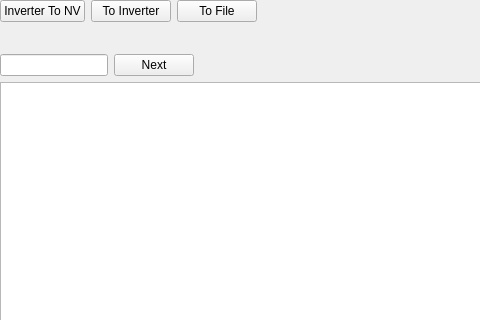
Qt form epyqlib/nvview.ui (epcpower/st) before a commit; both pictures show x 0 to 480 and y 0 to 320 of the 957 by 598 pixel window.
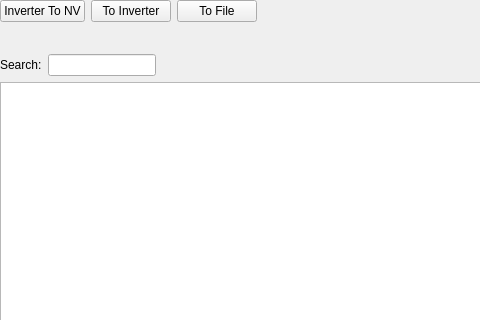
The same form after that commit.

Commit message:
Tweak search for parameter dialog
Ref T702

Patch:
```diff
--- a/epyqlib/nvview.ui
+++ b/epyqlib/nvview.ui
@@ -121,6 +121,13 @@
      </item>
      <item>
       <layout class="QHBoxLayout" name="horizontalLayout_3">
+       <item>
+        <widget class="QLabel" name="label_2">
+         <property name="text">
+          <string>Search:</string>
+         </property>
+        </widget>
+       </item>
        <item>
         <widget class="QLineEdit" name="search_text">
          <property name="sizePolicy">
@@ -131,13 +138,6 @@
          </property>
         </widget>
        </item>
-       <item>
-        <widget class="QPushButton" name="next">
-         <property name="text">
-          <string>Next</string>
-         </property>
-        </widget>
-       </item>
        <item>
         <spacer name="horizontalSpacer">
          <property name="orientation">
```
The commit also changes 1 other file.
